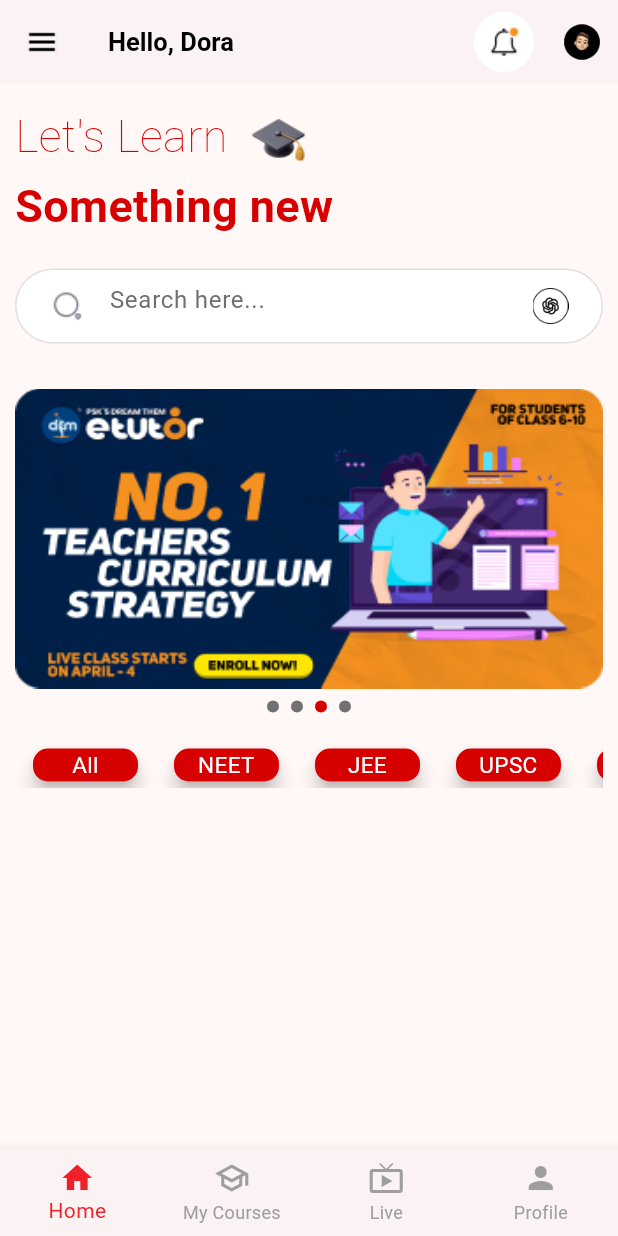
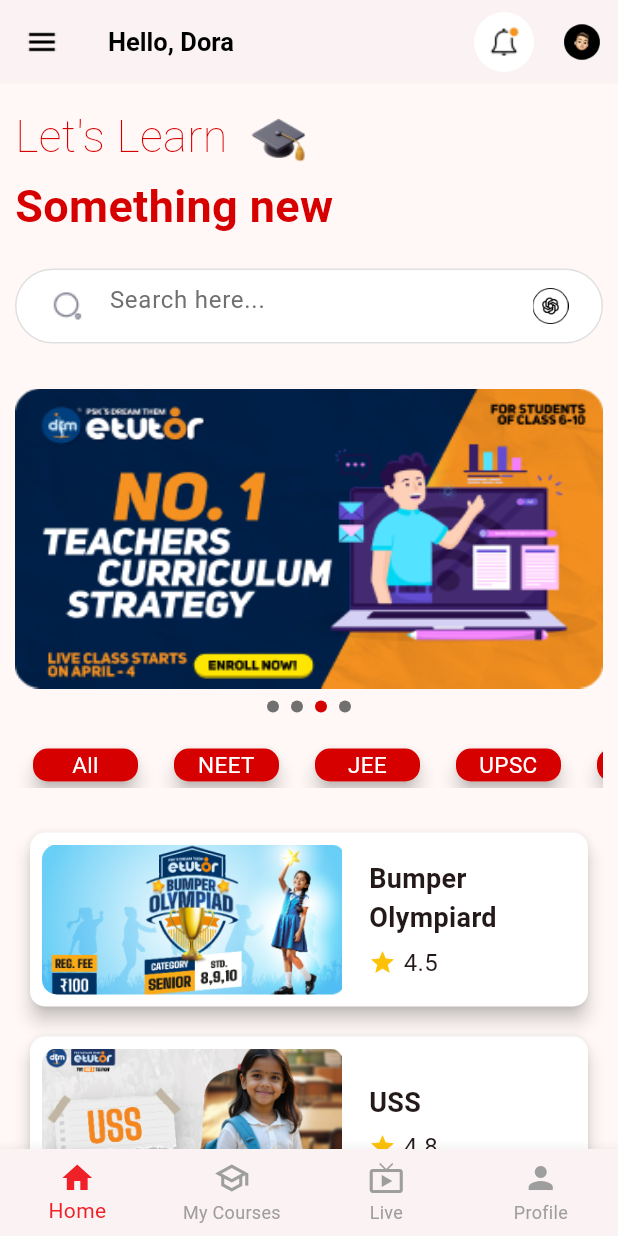
Before and after one commit to donymashup/Alpha, a Flutter app: the screen it shows after launch, on a phone screen of 412 x 824 dp. Run offline on Flutter 3.47's test engine with Material 3 defaults, Android fonts, the phone set to English and light mode, and no system bars; our stand-ins replace intl_phone_field, pinput, swipeable_button_view.

Commit message:
home screen completed

```diff
--- a/lib/constants/app_constants.dart
+++ b/lib/constants/app_constants.dart
@@ -42,4 +42,23 @@
     static const List<String> items = [
     "All Courses", "NEET", "JEE", "UPSC", "PSC", "SSC"
   ];
+
+
+   static const List<Map<String, dynamic>> item = [
+    {
+      "title": "Bumper Olympiard",
+      "imagePath": "assets/images/course1.png",
+      "rating": 4.5,
+    },
+    {
+      "title": "USS",
+      "imagePath": "assets/images/course2.png",
+      "rating": 4.8,
+    },
+    {
+      "title": "NMMS",
+      "imagePath": "assets/images/course3.png",
+      "rating": 4.2,
+    },
+  ];
 }
--- a/lib/features/home/screen/home_screen.dart
+++ b/lib/features/home/screen/home_screen.dart
@@ -90,6 +90,77 @@
                   height: 30, // Adjust this value based on how tall you want the list
                 child: const HeaderList(),
               ),
+               const SizedBox(height: 20),
+               ListView.builder(
+                shrinkWrap: true, // Prevents the list from taking up the entire screen
+            physics: NeverScrollableScrollPhysics(),
+          itemCount: AppConstant.item.length,
+          itemBuilder: (context, index) {
+            final item = AppConstant.item[index];
+            return Card(
+              margin: EdgeInsets.all(10),
+              shape: RoundedRectangleBorder(
+                borderRadius: BorderRadius.circular(10),
+             ),
+             color: AppConstant.cardBackground,
+              elevation: 5,
+              child: Row(
+                children: [
+                  // Image section
+                  Padding(
+                    padding: const EdgeInsets.all(8.0),
+                    child: ClipRRect(
+                      borderRadius: BorderRadius.horizontal(
+                        left: Radius.circular(10),
+                      ),
+                      child: Image.asset(
+                        item["imagePath"],
+                        width: 200,
+                        height: 100,
+                        fit: BoxFit.cover,
+                      ),
+                    ),
+                  ),
+                  SizedBox(width: 10),
+                  // Text and rating section
+                  Expanded(
+                    child: Padding(
+                      padding: const EdgeInsets.all(.0),
+                      child: Column(
+                        crossAxisAlignment: CrossAxisAlignment.start,
+                        children: [
+                          Text(
+                            item["title"],
+                            style: TextStyle(
+                              fontSize: 18,
+                              fontWeight: FontWeight.bold,
+                            ),
+                          ),
+                          SizedBox(height: 5),
+                          Row(
+                            children: [
+                              Icon(
+                                Icons.star,
+                                color: Colors.amber,
+                                size: 18,
+                              ),
+                              SizedBox(width: 5),
+                              Text(
+                                "${item["rating"]}",
+                                style: TextStyle(fontSize: 16),
+                              ),
+                            ],
+                          ),
+                        ],
+                      ),
+                    ),
+                  ),
+                ],
+              ),
+            );
+          },
+        ),
+
               ],
            ),
          )
```
Also changed, not shown: assets/images/course1.png (added), assets/images/course2.png (added), assets/images/course3.png (added).
